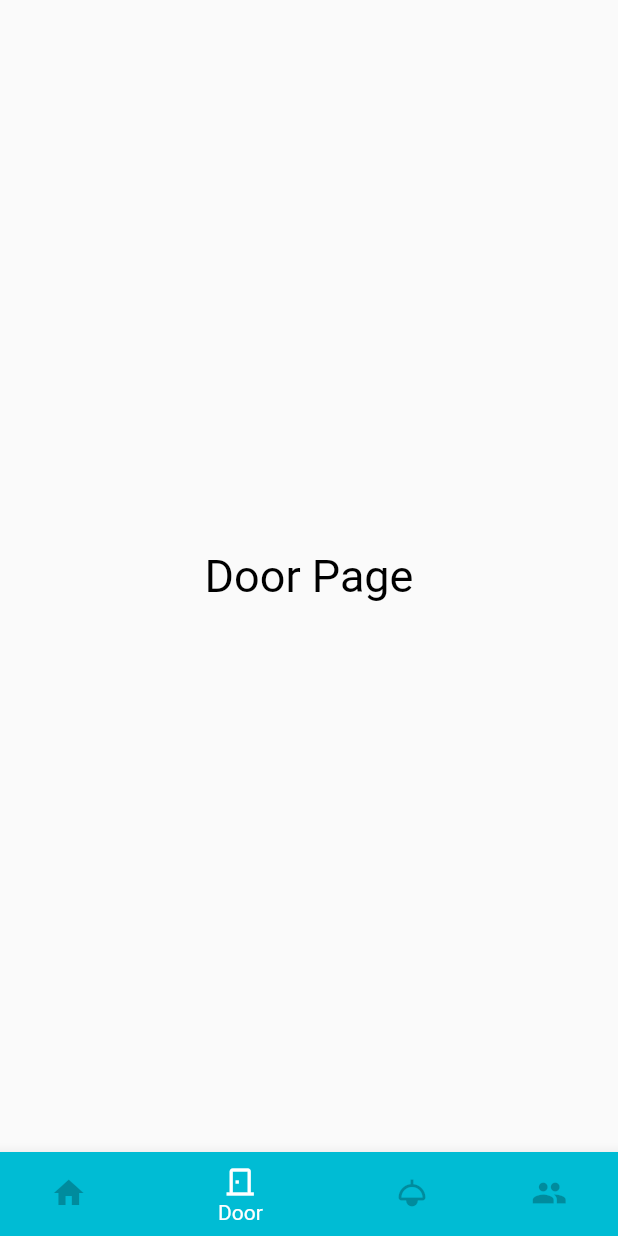
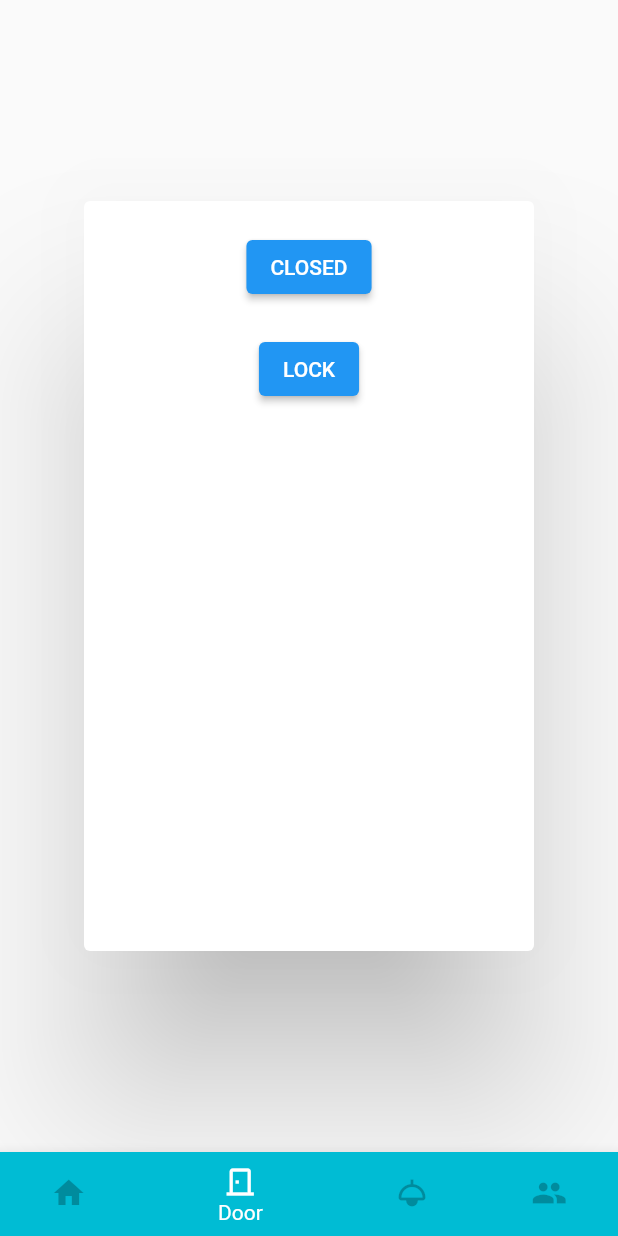
Before and after one commit to jashanpreet-singh-99/smart_garage, a Flutter app: the HomeScreen screen opened directly, item 2 of the bottom bar chosen, on a phone screen of 412 x 824 dp. Run offline on Flutter 3.47's test engine with Material 2 defaults, Android fonts, the light colour scheme and no system bars; network calls fail.

Commit message:
FEAT: Added Open close Garage Btn and Lock Unlock Garage Btn
The Door Page contains 2 buttons. One to open or close the garage door. The other to stop the door at a particular time. The stop is refered to as LOCK which the release is refered to as Unlock state. In case The door is locked, but open or close button is pressed the loc is removed from the server side and the open and close function is given priority.

```diff
--- a/lib/activities/home_screen.dart
+++ b/lib/activities/home_screen.dart
@@ -20,7 +20,7 @@ class HomeScreen extends StatefulWidget {
 class _HomeScreenState extends State<HomeScreen> {
   var currentTabs = [
     const DashPage(),
-    DoorPage(),
+    const DoorPage(),
     LightingPage(),
     UserPage(),
   ];
--- a/lib/activities/home_screen/door_page.dart
+++ b/lib/activities/home_screen/door_page.dart
@@ -1,17 +1,134 @@
 import 'package:flutter/material.dart';
-import 'package:flutter/widgets.dart';
+import 'package:http/http.dart' as http;
+import 'package:smart_garage/utils/config.dart';
 
-class DoorPage extends StatelessWidget {
+class DoorPage extends StatefulWidget {
+  const DoorPage({
+    Key? key,
+  }) : super(key: key);
+
+  @override
+  State<DoorPage> createState() {
+    return _DoorPageState();
+  }
+}
+
+class _DoorPageState extends State<DoorPage> {
+  String garageDoorStatus = "CLOSED";
+  String garageLock = "LOCK";
+  String resultDebug = "";
+
+  void getDoorStatus() async {
+    final uri = Config().testUrlDoor;
+    final headers = {'Content-Type': 'application/json'};
+
+    http.Response response = await http.get(
+      uri,
+      headers: headers,
+    );
+
+    int statusCode = response.statusCode;
+    String responseBody = response.body;
+    print(statusCode);
+    print('RES: .$responseBody.');
+    setState(() {
+      garageDoorStatus = Config().getDoorValue(responseBody[0]);
+    });
+  }
+
+  void openCloseDoor() async {
+    String command = Config().getDoorValue(
+        ((Config().getDoorInt(garageDoorStatus) + 1) % 2).toString());
+    final uri = Config().testUrlDoor;
+    final headers = {'Content-Type': 'application/json', 'Command': command};
+
+    http.Response response = await http.put(
+      uri,
+      headers: headers,
+    );
+
+    int statusCode = response.statusCode;
+    String responseBody = response.body;
+    print(statusCode);
+    print('RES: .$responseBody.');
+    setState(() {
+      garageDoorStatus = command;
+      garageLock = 'LOCK';
+      resultDebug = responseBody;
+    });
+  }
+
+  void stopDoor() async {
+    final uri = Config().testUrlDoorStop;
+    final headers = {'Content-Type': 'application/json', 'Status': garageLock};
+
+    http.Response response = await http.put(
+      uri,
+      headers: headers,
+    );
+
+    int statusCode = response.statusCode;
+    String responseBody = response.body;
+    print(statusCode);
+    print('RES: .$responseBody.');
+    String status = Config().getDoorLockValue(
+        ((Config().getDoorLockInt(garageLock) + 1) % 2).toString());
+    setState(() {
+      garageLock = status;
+      resultDebug = responseBody;
+    });
+  }
+
+  @override
+  void initState() {
+    super.initState();
+    getDoorStatus();
+  }
+
   @override
   Widget build(BuildContext context) {
     return Scaffold(
-        body: Center(
-            child: Container(
-      alignment: Alignment.center,
-      child: Text(
-        "Door Page",
-        style: TextStyle(color: Colors.black, fontSize: 30),
+      body: Center(
+        child: Card(
+          elevation: 50,
+          shadowColor: Colors.black,
+          child: SizedBox(
+            width: 300,
+            height: 500,
+            child: Padding(
+              padding: const EdgeInsets.all(10.0),
+              child: Column(
+                children: [
+                  Padding(
+                    padding: const EdgeInsets.all(10.0),
+                    child: ElevatedButton(
+                      onPressed: () {
+                        // Open or Close door
+                        openCloseDoor();
+                      },
+                      child: Text(garageDoorStatus),
+                    ),
+                  ),
+                  Padding(
+                    padding: const EdgeInsets.all(10.0),
+                    child: ElevatedButton(
+                      onPressed: () {
+                        // Open or Close door
+                        stopDoor();
+                      },
+                      child: Text(garageLock),
+                    ),
+                  ),
+                  Padding(
+                    padding: const EdgeInsets.all(10.0),
+                    child: Text(resultDebug),
+                  ),
+                ],
+              ),
+            ),
+          ),
+        ),
       ),
-    )));
+    );
   }
 }
```
